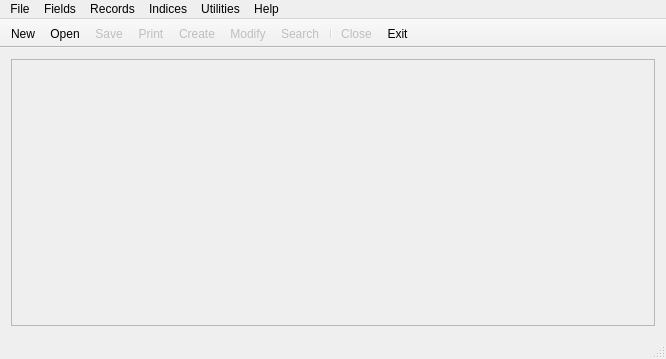
Henry23/RecordsManagementSystem, file RecordsManagementSystem/mainwindow.ui: the form before one commit.
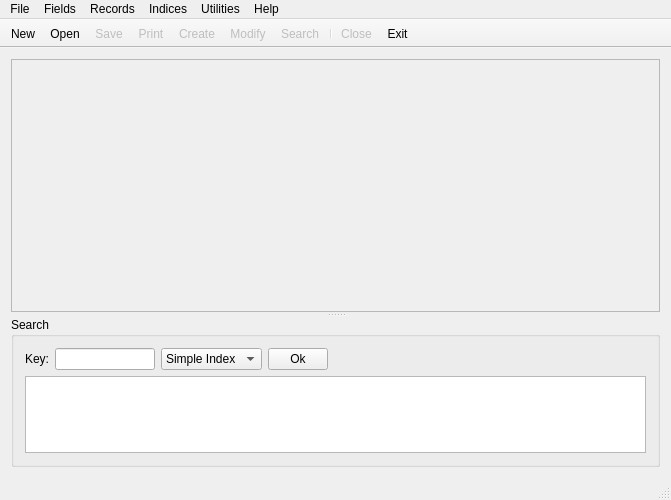
The form after the commit. Icons and pictures are not drawn.

Commit message: Changes: -Restructuring of some functions of the main window -Use a index list -Save the index List on the index file -Search option

Diff of the .ui file:
```diff
--- a/RecordsManagementSystem/mainwindow.ui
+++ b/RecordsManagementSystem/mainwindow.ui
@@ -6,26 +6,135 @@
    <rect>
     <x>0</x>
     <y>0</y>
-    <width>666</width>
-    <height>359</height>
+    <width>671</width>
+    <height>500</height>
    </rect>
   </property>
+  <property name="minimumSize">
+   <size>
+    <width>0</width>
+    <height>500</height>
+   </size>
+  </property>
   <property name="windowTitle">
    <string>Records Management System - Alpha 1</string>
   </property>
   <widget class="QWidget" name="centralWidget">
-   <layout class="QHBoxLayout" name="horizontalLayout">
+   <layout class="QVBoxLayout" name="verticalLayout">
     <item>
-     <widget class="QTableWidget" name="tableWidgetRecords">
-      <property name="enabled">
-       <bool>false</bool>
+     <widget class="QSplitter" name="splitter">
+      <property name="lineWidth">
+       <number>1</number>
       </property>
-      <property name="contextMenuPolicy">
-       <enum>Qt::CustomContextMenu</enum>
+      <property name="orientation">
+       <enum>Qt::Vertical</enum>
       </property>
-      <property name="selectionBehavior">
-       <enum>QAbstractItemView::SelectRows</enum>
+      <property name="handleWidth">
+       <number>5</number>
       </property>
+      <widget class="QTableWidget" name="tableWidgetRecords">
+       <property name="enabled">
+        <bool>false</bool>
+       </property>
+       <property name="contextMenuPolicy">
+        <enum>Qt::CustomContextMenu</enum>
+       </property>
+       <property name="selectionBehavior">
+        <enum>QAbstractItemView::SelectRows</enum>
+       </property>
+      </widget>
+      <widget class="QGroupBox" name="groupBox">
+       <property name="maximumSize">
+        <size>
+         <width>16777215</width>
+         <height>150</height>
+        </size>
+       </property>
+       <property name="title">
+        <string>Search</string>
+       </property>
+       <layout class="QVBoxLayout" name="verticalLayout_2">
+        <property name="sizeConstraint">
+         <enum>QLayout::SetDefaultConstraint</enum>
+        </property>
+        <item>
+         <layout class="QHBoxLayout" name="horizontalLayout">
+          <property name="spacing">
+           <number>6</number>
+          </property>
+          <property name="sizeConstraint">
+           <enum>QLayout::SetDefaultConstraint</enum>
+          </property>
+          <property name="rightMargin">
+           <number>0</number>
+          </property>
+          <property name="bottomMargin">
+           <number>0</number>
+          </property>
+          <item>
+           <widget class="QLabel" name="label">
+            <property name="text">
+             <string>Key:</string>
+            </property>
+           </widget>
+          </item>
+          <item>
+           <widget class="QLineEdit" name="lineEdit">
+            <property name="maximumSize">
+             <size>
+              <width>100</width>
+              <height>16777215</height>
+             </size>
+            </property>
+           </widget>
+          </item>
+          <item>
+           <widget class="QComboBox" name="comboBox">
+            <item>
+             <property name="text">
+              <string>Simple Index</string>
+             </property>
+            </item>
+            <item>
+             <property name="text">
+              <string>B-Tree index</string>
+             </property>
+            </item>
+           </widget>
+          </item>
+          <item>
+           <widget class="QPushButton" name="pushButton">
+            <property name="maximumSize">
+             <size>
+              <width>60</width>
+              <height>16777215</height>
+             </size>
+            </property>
+            <property name="text">
+             <string>Ok</string>
+            </property>
+           </widget>
+          </item>
+          <item>
+           <spacer name="horizontalSpacer">
+            <property name="orientation">
+             <enum>Qt::Horizontal</enum>
+            </property>
+            <property name="sizeHint" stdset="0">
+             <size>
+              <width>40</width>
+              <height>20</height>
+             </size>
+            </property>
+           </spacer>
+          </item>
+         </layout>
+        </item>
+        <item>
+         <widget class="QTableWidget" name="tableWidget"/>
+        </item>
+       </layout>
+      </widget>
      </widget>
     </item>
    </layout>
@@ -35,7 +144,7 @@
     <rect>
      <x>0</x>
      <y>0</y>
-     <width>666</width>
+     <width>671</width>
      <height>21</height>
     </rect>
    </property>
```
Left out of the diff: 24 changed lines with no effect on the pictures. The commit also changes 13 other files.
